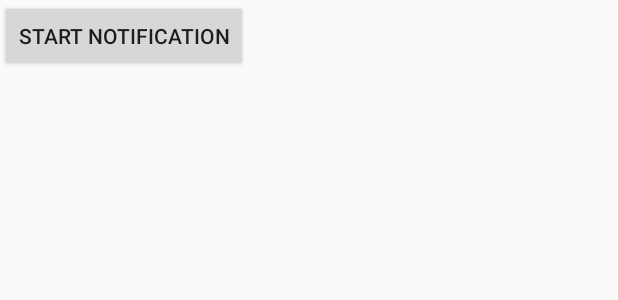
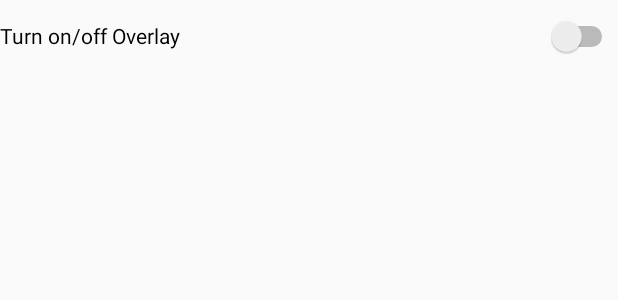
Before and after one commit to ieesejin/mobileTermproject, an Android app: the layout activity_main.xml on its own in the app's theme, with its tools: preview values and no code run, on a phone screen of 412 x 824 dp. Shown: the top 300 px of the screen. Run offline under Robolectric (Android 15) with nearby library versions, the phone set to English and light mode, and no system bars.

Commit message:
Update MainActivity.java
start and stop notification with Switch

```diff
--- a/app/src/main/java/com/example/mobiletermproject/BlackService.java
+++ b/app/src/main/java/com/example/mobiletermproject/BlackService.java
@@ -8,7 +8,6 @@ import android.os.Build;
 import android.os.IBinder;
 import android.view.LayoutInflater;
 import android.view.View;
-import android.view.WindowAnimationFrameStats;
 import android.view.WindowManager;
 import android.widget.Button;
 import android.widget.TextView;
--- a/app/src/main/res/layout/activity_main.xml
+++ b/app/src/main/res/layout/activity_main.xml
@@ -3,9 +3,10 @@
     android:layout_height="match_parent"
     android:layout_width="match_parent"
     android:orientation="vertical">
-    <Button
-        android:id="@+id/btn"
-        android:layout_width="wrap_content"
-        android:layout_height="wrap_content"
-        android:text="start notification"/>
+
+    <Switch
+        android:id="@+id/switch1"
+        android:layout_width="match_parent"
+        android:layout_height="48dp"
+        android:text="@string/turn_on_off_overlay" />
 </LinearLayout>
--- a/app/src/main/res/values/strings.xml
+++ b/app/src/main/res/values/strings.xml
@@ -1,3 +1,5 @@
 <resources>
-    <string name="app_name">mobileTermproject</string>
+    <string name="app_name">Black Screen setting</string>
+    <string name="turn_on_off_overlay">Turn on/off Overlay</string>
+
 </resources>
```
Also changed, not shown: app/src/main/java/com/example/mobiletermproject/MainActivity.java (+13 -5 lines).
